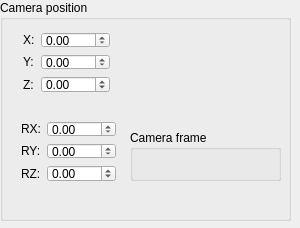
freescale-cup-simulator/simulator, file mainwindow.ui: the form before one commit.
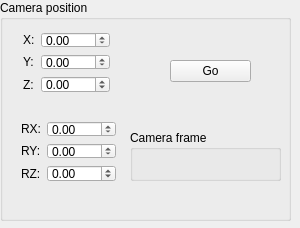
The form after the commit.

```diff
--- a/mainwindow.ui
+++ b/mainwindow.ui
@@ -196,6 +196,32 @@
       </property>
      </widget>
     </widget>
+    <widget class="QPushButton" name="pushButton">
+     <property name="geometry">
+      <rect>
+       <x>170</x>
+       <y>60</y>
+       <width>81</width>
+       <height>22</height>
+      </rect>
+     </property>
+     <property name="text">
+      <string>Go</string>
+     </property>
+    </widget>
+    <widget class="QLabel" name="lineWidth">
+     <property name="geometry">
+      <rect>
+       <x>140</x>
+       <y>190</y>
+       <width>57</width>
+       <height>14</height>
+      </rect>
+     </property>
+     <property name="text">
+      <string/>
+     </property>
+    </widget>
    </widget>
   </widget>
  </widget>
```
